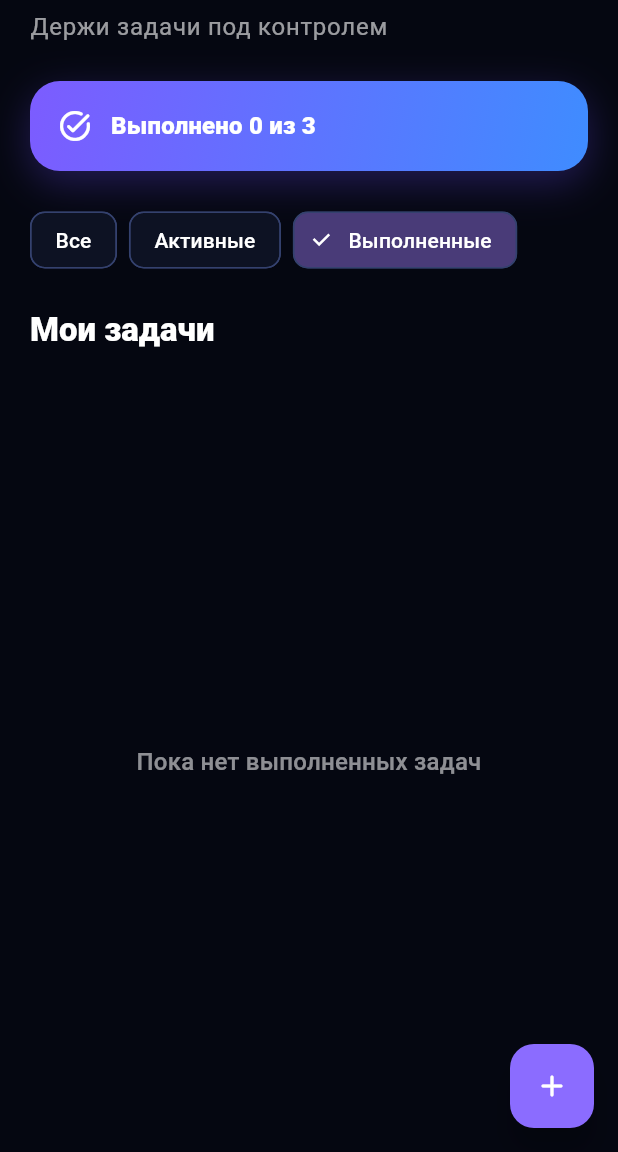
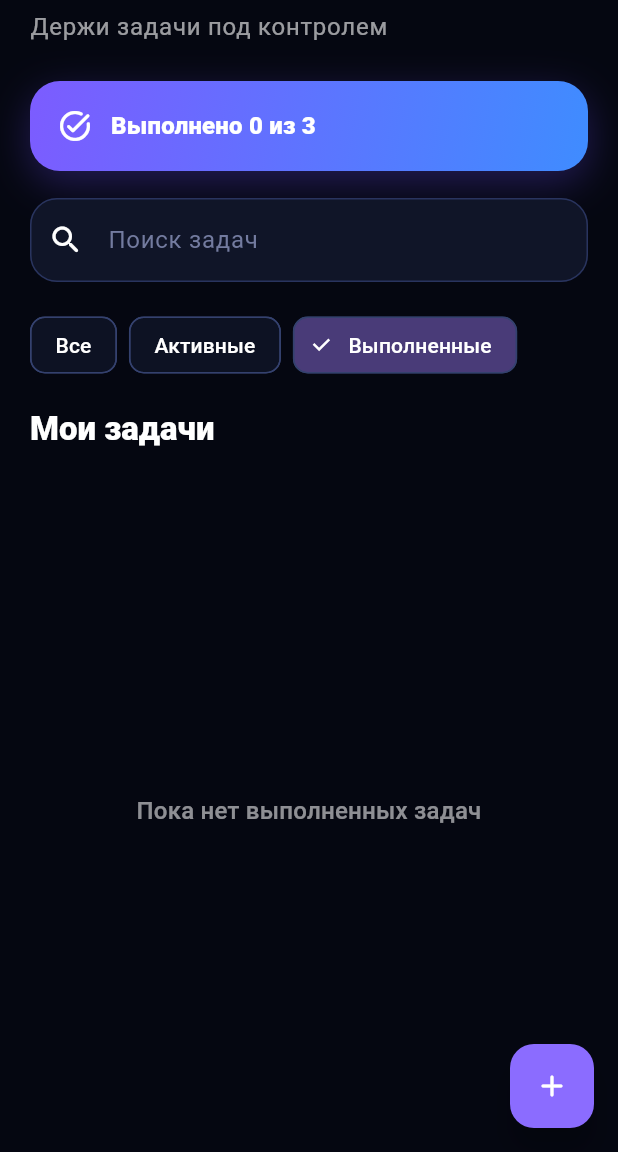
Before and after one commit to RudiApps/rudi-tasks, a Flutter app: the screen it shows after launch, after a tap on "Выполненные", on a phone screen of 412 x 824 dp, the part 84-1236 px from its top. Run offline on Flutter 3.47's test engine with Material 3 defaults, Android fonts, the phone set to English and light mode, and no system bars; our stand-ins replace shared_preferences.

Commit message:
Add task search

```diff
--- a/lib/screens/tasks/tasks_screen.dart
+++ b/lib/screens/tasks/tasks_screen.dart
@@ -27,10 +27,12 @@ class TasksScreen extends StatefulWidget {
 
 class _TasksScreenState extends State<TasksScreen> {
   final TaskStorageService _storageService = TaskStorageService();
+  final TextEditingController _searchController = TextEditingController();
 
   TaskFilter _selectedFilter = TaskFilter.all;
 
   bool _isLoading = true;
+  String _searchQuery = '';
 
   List<Task> _tasks = [];
 
@@ -59,6 +61,12 @@ class _TasksScreenState extends State<TasksScreen> {
   void initState() {
     super.initState();
     _loadTasks();
+  }
+
+  @override
+  void dispose() {
+    _searchController.dispose();
+    super.dispose();
   }
 
   Future<void> _loadTasks() async {
@@ -92,16 +100,38 @@ class _TasksScreenState extends State<TasksScreen> {
   }
 
   List<Task> get _filteredTasks {
+    Iterable<Task> result = _tasks;
+
     switch (_selectedFilter) {
       case TaskFilter.all:
-        return _tasks;
+        break;
 
       case TaskFilter.active:
-        return _tasks.where((task) => !task.isCompleted).toList();
+        result = result.where(
+          (task) => !task.isCompleted,
+        );
+        break;
 
       case TaskFilter.completed:
-        return _tasks.where((task) => task.isCompleted).toList();
+        result = result.where(
+          (task) => task.isCompleted,
+        );
+        break;
     }
+
+    final query = _searchQuery.trim().toLowerCase();
+
+    if (query.isNotEmpty) {
+      result = result.where((task) {
+        final title = task.title.toLowerCase();
+        final description = task.description.toLowerCase();
+
+        return title.contains(query) ||
+            description.contains(query);
+      });
+    }
+
+    return result.toList();
   }
 
   Future<void> _toggleTask(String taskId) async {
@@ -218,6 +248,14 @@ class _TasksScreenState extends State<TasksScreen> {
     await _saveTasks();
   }
 
+  void _clearSearch() {
+    _searchController.clear();
+
+    setState(() {
+      _searchQuery = '';
+    });
+  }
+
   Widget _themeCheck(AppThemeChoice choice) {
     if (widget.themeController.selectedTheme == choice) {
       return const Icon(
@@ -326,8 +364,10 @@ class _TasksScreenState extends State<TasksScreen> {
                         const SizedBox(height: 6),
                         Text(
                           'Держи задачи под контролем',
-                          style:
-                              Theme.of(context).textTheme.bodyLarge?.copyWith(
+                          style: Theme.of(context)
+                              .textTheme
+                              .bodyLarge
+                              ?.copyWith(
                                 color: Theme.of(context)
                                     .colorScheme
                                     .onSurface
@@ -337,7 +377,6 @@ class _TasksScreenState extends State<TasksScreen> {
                       ],
                     ),
                   ),
-
                   PopupMenuButton<AppThemeChoice>(
                     tooltip: 'Тема',
                     icon: const Icon(
@@ -400,7 +439,33 @@ class _TasksScreenState extends State<TasksScreen> {
                 completedCount,
               ),
 
-              const SizedBox(height: 22),
+              const SizedBox(height: 18),
+
+              TextField(
+                controller: _searchController,
+                onChanged: (value) {
+                  setState(() {
+                    _searchQuery = value;
+                  });
+                },
+                decoration: InputDecoration(
+                  hintText: 'Поиск задач',
+                  prefixIcon: const Icon(
+                    Icons.search_rounded,
+                  ),
+                  suffixIcon: _searchQuery.isEmpty
+                      ? null
+                      : IconButton(
+                          tooltip: 'Очистить поиск',
+                          onPressed: _clearSearch,
+                          icon: const Icon(
+                            Icons.close_rounded,
+                          ),
+                        ),
+                ),
+              ),
+
+              const SizedBox(height: 18),
 
               Wrap(
                 spacing: 8,
@@ -425,7 +490,8 @@ class _TasksScreenState extends State<TasksScreen> {
                   ),
                   FilterChip(
                     label: const Text('Выполненные'),
-                    selected: _selectedFilter == TaskFilter.completed,
+                    selected:
+                        _selectedFilter == TaskFilter.completed,
                     onSelected: (_) {
                       setState(() {
                         _selectedFilter = TaskFilter.completed;
@@ -435,7 +501,7 @@ class _TasksScreenState extends State<TasksScreen> {
                 ],
               ),
 
-              const SizedBox(height: 22),
+              const SizedBox(height: 18),
 
               Text(
                 'Мои задачи',
@@ -454,7 +520,10 @@ class _TasksScreenState extends State<TasksScreen> {
                     : filteredTasks.isEmpty
                         ? Center(
                             child: Text(
-                              _selectedFilter == TaskFilter.completed
+                              _searchQuery.isNotEmpty
+                                  ? 'Ничего не найдено'
+                                  : _selectedFilter ==
+                                          TaskFilter.completed
                                       ? 'Пока нет выполненных задач'
                                       : 'Здесь пока нет задач',
                               textAlign: TextAlign.center,
```
Lines whose indentation alone changed are shown as unchanged.
